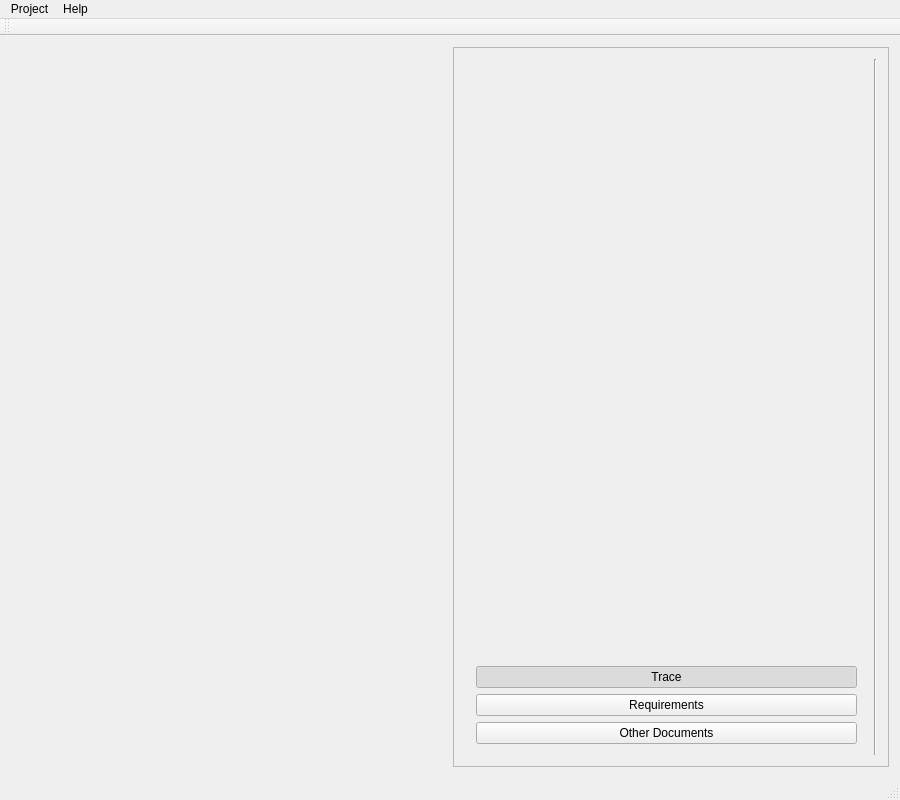
JoseCM/TraceabilityMatrix, file mainwindow.ui: the form before one commit.
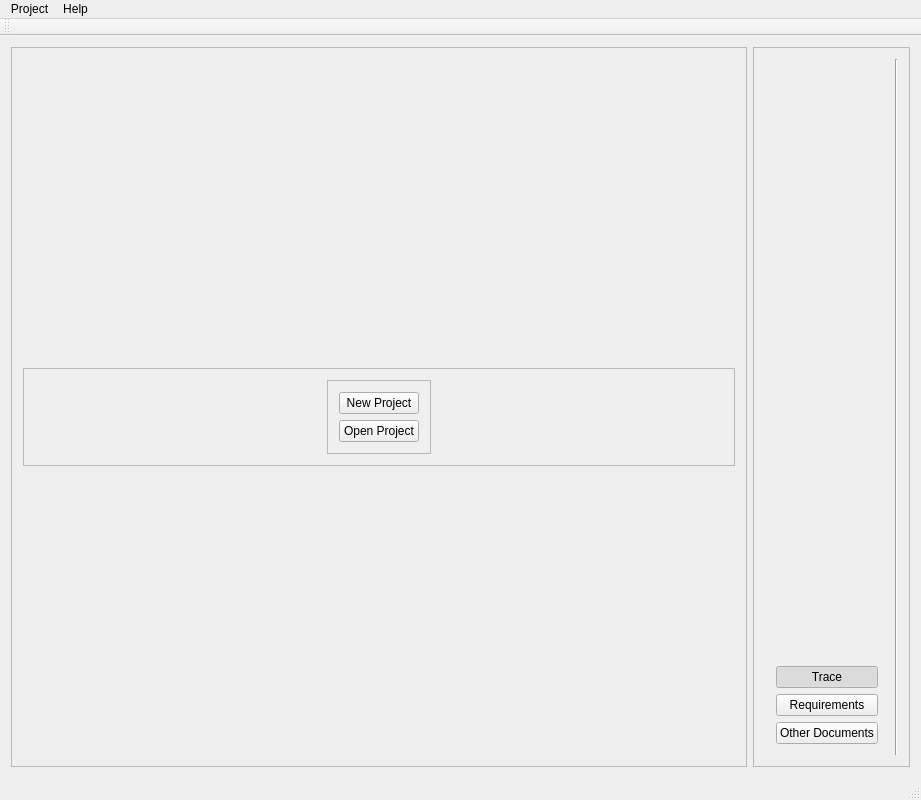
The form after the commit. Icons and pictures are not drawn.

```diff
--- a/mainwindow.ui
+++ b/mainwindow.ui
@@ -6,7 +6,7 @@
    <rect>
     <x>0</x>
     <y>0</y>
-    <width>900</width>
+    <width>921</width>
     <height>800</height>
    </rect>
   </property>
@@ -33,16 +33,118 @@
   <widget class="QWidget" name="centralWidget">
    <layout class="QHBoxLayout" name="horizontalLayout">
     <item>
-     <widget class="QLabel" name="label_2">
-      <property name="text">
-       <string/>
+     <widget class="QFrame" name="frame_2">
+      <property name="frameShape">
+       <enum>QFrame::StyledPanel</enum>
       </property>
-      <property name="pixmap">
-       <pixmap resource="resources.qrc">:/logo3.png</pixmap>
+      <property name="frameShadow">
+       <enum>QFrame::Raised</enum>
       </property>
-      <property name="alignment">
-       <set>Qt::AlignCenter</set>
-      </property>
+      <layout class="QVBoxLayout" name="verticalLayout_3">
+       <item>
+        <spacer name="verticalSpacer">
+         <property name="orientation">
+          <enum>Qt::Vertical</enum>
+         </property>
+         <property name="sizeHint" stdset="0">
+          <size>
+           <width>20</width>
+           <height>40</height>
+          </size>
+         </property>
+        </spacer>
+       </item>
+       <item>
+        <widget class="QLabel" name="label_2">
+         <property name="text">
+          <string/>
+         </property>
+         <property name="pixmap">
+          <pixmap resource="resources.qrc">:/logo3.png</pixmap>
+         </property>
+         <property name="alignment">
+          <set>Qt::AlignCenter</set>
+         </property>
+        </widget>
+       </item>
+       <item>
+        <widget class="QFrame" name="frame_3">
+         <property name="frameShape">
+          <enum>QFrame::StyledPanel</enum>
+         </property>
+         <property name="frameShadow">
+          <enum>QFrame::Raised</enum>
+         </property>
+         <layout class="QHBoxLayout" name="horizontalLayout_3">
+          <item>
+           <spacer name="horizontalSpacer">
+            <property name="orientation">
+             <enum>Qt::Horizontal</enum>
+            </property>
+            <property name="sizeHint" stdset="0">
+             <size>
+              <width>40</width>
+              <height>20</height>
+             </size>
+            </property>
+           </spacer>
+          </item>
+          <item>
+           <widget class="QFrame" name="frame_4">
+            <property name="frameShape">
+             <enum>QFrame::StyledPanel</enum>
+            </property>
+            <property name="frameShadow">
+             <enum>QFrame::Raised</enum>
+            </property>
+            <layout class="QVBoxLayout" name="verticalLayout">
+             <item>
+              <widget class="QPushButton" name="pushButton">
+               <property name="text">
+                <string>New Project</string>
+               </property>
+              </widget>
+             </item>
+             <item>
+              <widget class="QPushButton" name="pushButton_2">
+               <property name="text">
+                <string>Open Project</string>
+               </property>
+              </widget>
+             </item>
+            </layout>
+           </widget>
+          </item>
+          <item>
+           <spacer name="horizontalSpacer_2">
+            <property name="orientation">
+             <enum>Qt::Horizontal</enum>
+            </property>
+            <property name="sizeHint" stdset="0">
+             <size>
+              <width>40</width>
+              <height>20</height>
+             </size>
+            </property>
+           </spacer>
+          </item>
+         </layout>
+        </widget>
+       </item>
+       <item>
+        <spacer name="verticalSpacer_3">
+         <property name="orientation">
+          <enum>Qt::Vertical</enum>
+         </property>
+         <property name="sizeHint" stdset="0">
+          <size>
+           <width>20</width>
+           <height>40</height>
+          </size>
+         </property>
+        </spacer>
+       </item>
+      </layout>
      </widget>
     </item>
     <item>
@@ -157,7 +259,7 @@
     <rect>
      <x>0</x>
      <y>0</y>
-     <width>900</width>
+     <width>921</width>
      <height>21</height>
     </rect>
    </property>
```
